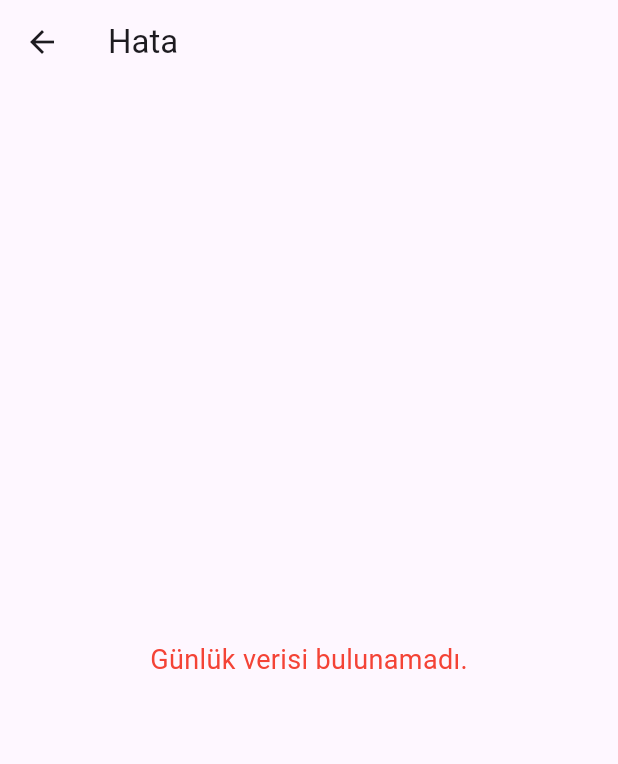
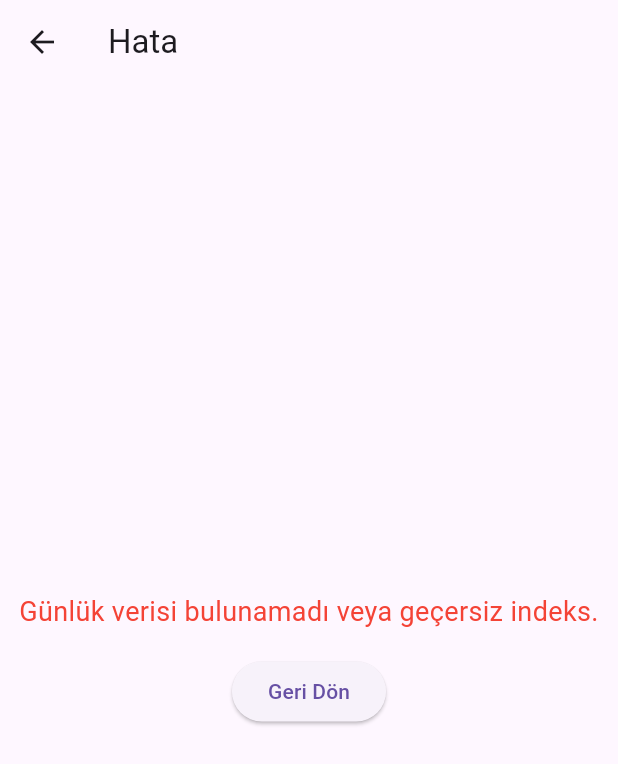
Before and after one commit to ibrahimTurkekul/DearDiary, a Flutter app: the PreviewPage screen opened directly with empty values, on a phone screen of 412 x 824 dp. Shown: the top 764 px of the screen. Run offline on Flutter 3.47's test engine with Material 3 defaults, Android fonts, the phone set to English and light mode, and no system bars; our stand-ins replace hive; accounts and stored records are empty.

Commit message:
DearDiary

```diff
--- a/lib/features/diary/pages/preview_page.dart
+++ b/lib/features/diary/pages/preview_page.dart
@@ -26,31 +26,37 @@ class _PreviewPageState extends State<PreviewPage> {
     super.initState();
 
     // entries ve currentIndex için güvenli başlatma
-    if (widget.entries == null || widget.entries!.isEmpty) {
-      entries = []; // Boş bir liste başlat
-    } else {
-      entries = widget.entries!;
-    }
-
-    if (widget.currentIndex == null ||
-        widget.currentIndex! < 0 ||
-        widget.currentIndex! >= entries.length) {
-      currentIndex = 0; // Varsayılan olarak ilk günlük indeksi
-    } else {
-      currentIndex = widget.currentIndex!;
-    }
+    entries = widget.entries ?? []; // Eğer null ise boş liste oluşturur
+    currentIndex = (widget.currentIndex != null &&
+            widget.currentIndex! >= 0 &&
+            widget.currentIndex! < entries.length)
+        ? widget.currentIndex!
+        : -1; // Geçersiz indeks için -1 atanır
   }
 
   @override
   Widget build(BuildContext context) {
-    // Eğer entries boşsa bir hata ekranı göster
-    if (entries.isEmpty) {
+    // Eğer entries boşsa veya currentIndex geçersizse bir hata ekranı göster
+    if (entries.isEmpty || currentIndex == -1) {
       return Scaffold(
         appBar: AppBar(title: const Text('Hata')),
-        body: const Center(
-          child: Text(
-            'Günlük verisi bulunamadı.',
+        body: Center(
+          child: Column(
+            mainAxisAlignment: MainAxisAlignment.center,
+            children: [
+              const Text(
+                'Günlük verisi bulunamadı veya geçersiz indeks.',
                 style: TextStyle(fontSize: 18, color: Colors.red),
+                textAlign: TextAlign.center,
+              ),
+              const SizedBox(height: 16),
+              ElevatedButton(
+                onPressed: () {
+                  Navigator.pop(context); // Bir önceki sayfaya dön
+                },
+                child: const Text('Geri Dön'),
+              ),
+            ],
           ),
         ),
       );
@@ -111,17 +117,16 @@ class _PreviewPageState extends State<PreviewPage> {
                   break;
               }
             },
-            itemBuilder:
-                (BuildContext context) => [
-                  PopupMenuItem(value: 'delete', child: const Text('Sil')),
-                  PopupMenuItem(
+            itemBuilder: (BuildContext context) => [
+              const PopupMenuItem(value: 'delete', child: Text('Sil')),
+              const PopupMenuItem(
                 value: 'pin',
-                    child: const Text('Liste başına yerleştir'),
+                child: Text('Liste başına yerleştir'),
               ),
-                  PopupMenuItem(value: 'share', child: const Text('Paylaş')),
-                  PopupMenuItem(
+              const PopupMenuItem(value: 'share', child: Text('Paylaş')),
+              const PopupMenuItem(
                 value: 'export',
-                    child: const Text('PDF\'ye Aktar'),
+                child: Text('PDF\'ye Aktar'),
               ),
               const PopupMenuDivider(),
               PopupMenuItem(
@@ -135,8 +140,7 @@ class _PreviewPageState extends State<PreviewPage> {
         ],
       ),
       body: Container(
-        color:
-            isEyeComfortMode
+        color: isEyeComfortMode
             ? const Color(0xFFFFF8E1)
             : Colors.white, // Göz konforu modu için sarımtırak renk
         child: Padding(
@@ -191,8 +195,7 @@ class _PreviewPageState extends State<PreviewPage> {
                 children: [
                   // Önceki Butonu
                   TextButton(
-                    onPressed:
-                        currentIndex > 0
+                    onPressed: currentIndex > 0
                         ? () {
                             setState(() {
                               currentIndex--;
@@ -202,8 +205,7 @@ class _PreviewPageState extends State<PreviewPage> {
                     child: Text(
                       'Önceki',
                       style: TextStyle(
-                        color:
-                            currentIndex > 0
+                        color: currentIndex > 0
                             ? Colors.blue
                             : Colors.grey, // Pasif renk
                       ),
@@ -212,8 +214,7 @@ class _PreviewPageState extends State<PreviewPage> {
 
                   // Sonraki Butonu
                   TextButton(
-                    onPressed:
-                        currentIndex < entries.length - 1
+                    onPressed: currentIndex < entries.length - 1
                         ? () {
                             setState(() {
                               currentIndex++;
@@ -223,8 +224,7 @@ class _PreviewPageState extends State<PreviewPage> {
                     child: Text(
                       'Sonraki',
                       style: TextStyle(
-                        color:
-                            currentIndex < entries.length - 1
+                        color: currentIndex < entries.length - 1
                             ? Colors.blue
                             : Colors.grey, // Pasif renk
                       ),
```
Also changed, not shown: lib/features/diary/pages/home_page.dart (+6 -9 lines). Lines whose indentation alone changed are shown as unchanged.
